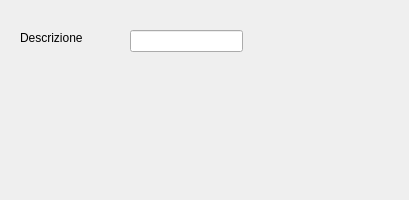
Old version of the form src/com/axiastudio/suite/base/forms/ufficio.ui in the repository tizianolattisi/suitegda.
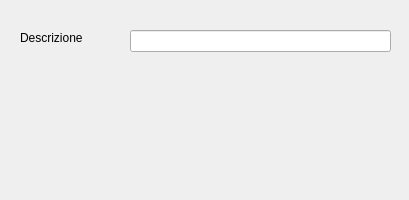
New version of the form.

```diff
--- a/src/com/axiastudio/suite/base/forms/ufficio.ui
+++ b/src/com/axiastudio/suite/base/forms/ufficio.ui
@@ -35,7 +35,7 @@
      <rect>
       <x>130</x>
       <y>30</y>
-      <width>113</width>
+      <width>261</width>
       <height>22</height>
      </rect>
     </property>
```
